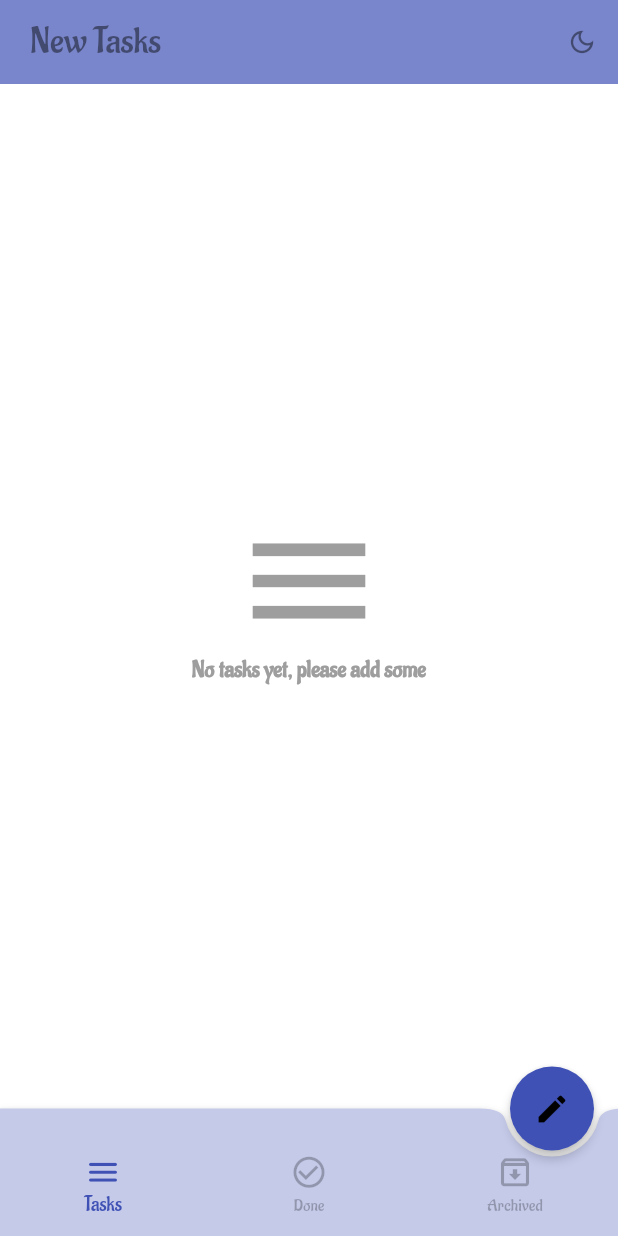
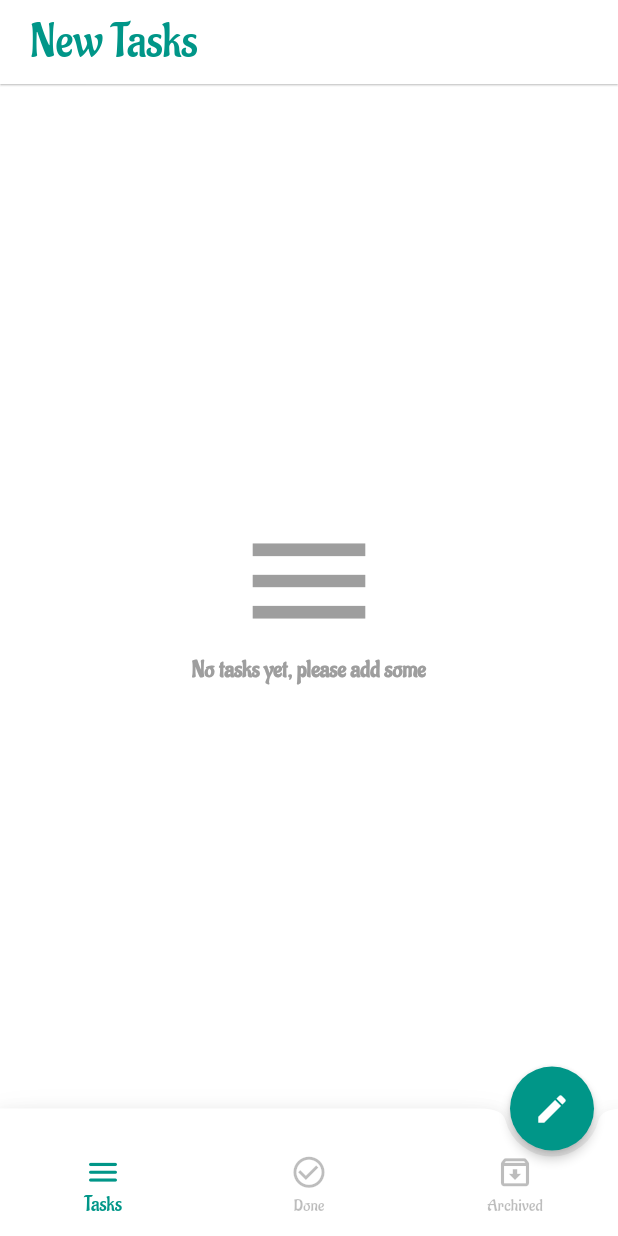
Before and after one commit to ahmdkhlid/todo_app, a Flutter app: the HomeLayout screen opened directly, on a phone screen of 412 x 824 dp. Run offline on Flutter 3.47's test engine with Material 2 defaults, Android fonts, the phone set to English and light mode, and no system bars; our stand-ins replace bloc, conditional_builder, dio, flutter_bloc, fluttertoast, google_fonts and 2 more; accounts and stored records are empty.

Commit message:
todo app

```diff
--- a/lib/layout/todo_app/todo_layout.dart
+++ b/lib/layout/todo_app/todo_layout.dart
@@ -3,13 +3,7 @@ import 'package:conditional_builder/conditional_builder.dart';
 import 'package:flutter/material.dart';
 import 'package:flutter_bloc/flutter_bloc.dart';
 import 'package:intl/intl.dart';
-import 'package:udemy_projects/all_app_cubit/cubit.dart';
-//import 'package:sqflite/sqflite.dart';
-// import 'package:udemy_projects/modules/archived_tasks/archived_tasks_screen.dart';
-// import 'package:udemy_projects/modules/done_tasks/done_tasks_screen.dart';
-// import 'package:udemy_projects/modules/new_tasks/new_tasks_screen.dart';
 import 'package:udemy_projects/shared/components/components.dart';
-// import 'package:udemy_projects/shared/components/constants.dart';
 import 'package:udemy_projects/shared/cubit/cubit.dart';
 import 'package:udemy_projects/shared/cubit/states.dart';
 
@@ -38,17 +32,23 @@ class HomeLayout extends StatelessWidget {
             key: scaffoldKey,
             appBar: AppBar(
               automaticallyImplyLeading: false,
-              backgroundColor: Colors.indigo.shade300,
+              backgroundColor: Colors.white,
+              elevation: 0.5,
               title: Text(
                 cubit.titles[cubit.currentIndex],
               ),
-              actions: [
-                IconButton(
-                    onPressed: () {
-                      AllAppCubit.get(context).changeAppMode();
-                    },
-                    icon: Icon(Icons.dark_mode_outlined))
-              ],
+              titleTextStyle: TextStyle(
+                  fontSize: 32.0,
+                  fontWeight: FontWeight.w500,
+                  color: Colors.teal,
+                  fontFamily: 'Aladin'),
+              // actions: [
+              //   IconButton(
+              //       onPressed: () {
+              //         AppCubit.get(context).changeAppMode();
+              //       },
+              //       icon: Icon(Icons.dark_mode_outlined))
+              // ],
             ),
             body: ConditionalBuilder(
               condition: state is! AppCreateDatabaseLoadingState,
@@ -58,7 +58,7 @@ class HomeLayout extends StatelessWidget {
               ),
             ),
             floatingActionButton: FloatingActionButton(
-              backgroundColor: Colors.indigo,
+              backgroundColor: Colors.teal,
               onPressed: () {
                 if (cubit.isBottomSheetShown) {
                   if (formKey.currentState.validate()) {
@@ -164,6 +164,7 @@ class HomeLayout extends StatelessWidget {
               },
               child: Icon(
                 cubit.fabIcon,
+                color: Colors.white,
               ),
               elevation: 3.0,
               tooltip: 'Add New Task',
@@ -173,8 +174,8 @@ class HomeLayout extends StatelessWidget {
             bottomNavigationBar: BottomAppBar(
               shape: CircularNotchedRectangle(),
               notchMargin: 4.0,
-              elevation: 2.0,
-              color: Colors.indigo.shade100,
+              elevation: 10.0,
+              color: Colors.white,
               child: Container(
                 padding: EdgeInsets.only(top: 17.0),
                 height: 85,
@@ -185,7 +186,7 @@ class HomeLayout extends StatelessWidget {
                   onTap: (index) {
                     cubit.changeIndex(index);
                   },
-                  selectedItemColor: Colors.indigo,
+                  selectedItemColor: Colors.teal,
                   iconSize: 25.0,
                   type: BottomNavigationBarType.fixed,
                   items: [
--- a/lib/shared/cubit/states.dart
+++ b/lib/shared/cubit/states.dart
@@ -18,3 +18,5 @@ class AppInsertDatabaseState extends AppStates {}
 class AppUpdateDatabaseState extends AppStates {}
 
 class AppDeleteDatabaseState extends AppStates {}
+
+class AppChangeThemeMode extends AppStates {}
```
Also changed, not shown: lib/main.dart (+8 -6 lines), lib/shared/components/components.dart (+11 -16 lines), lib/shared/cubit/cubit.dart (+15 -0 lines), pubspec.lock, 1 other file.
